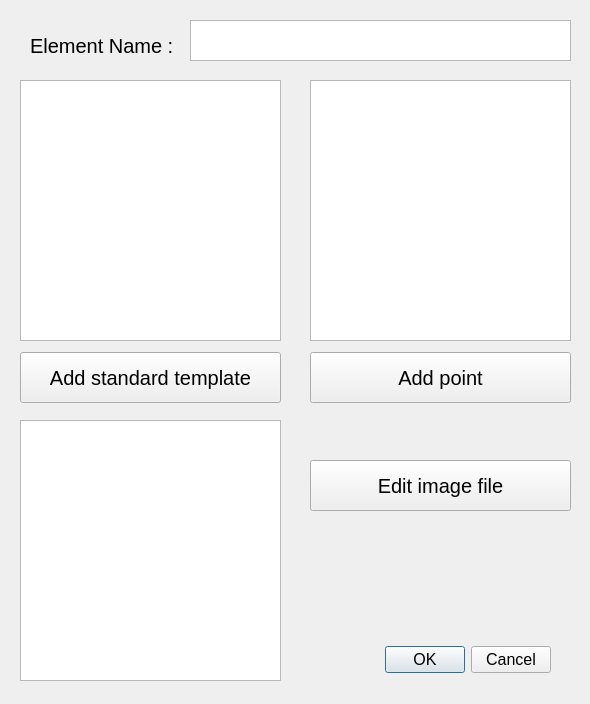
First picture: the form in desktop/vmer_desktop/cNewElementWindow.ui, repository surachairobotic/vmer, before the edit.
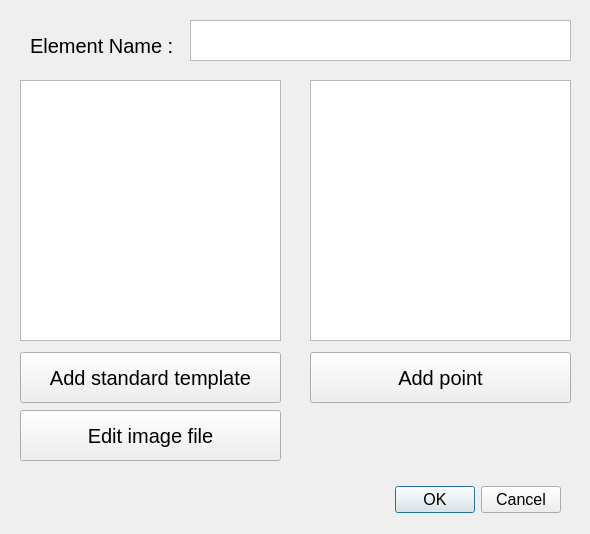
Second picture: the form after the edit.

Diff of the .ui file:
```diff
--- a/desktop/vmer_desktop/cNewElementWindow.ui
+++ b/desktop/vmer_desktop/cNewElementWindow.ui
@@ -7,7 +7,7 @@
     <x>0</x>
     <y>0</y>
     <width>590</width>
-    <height>704</height>
+    <height>534</height>
    </rect>
   </property>
   <property name="windowTitle">
@@ -16,8 +16,8 @@
   <widget class="QDialogButtonBox" name="buttonBox">
    <property name="geometry">
     <rect>
-     <x>20</x>
-     <y>630</y>
+     <x>30</x>
+     <y>470</y>
      <width>531</width>
      <height>59</height>
     </rect>
@@ -93,8 +93,8 @@
   <widget class="QPushButton" name="btn_editImage">
    <property name="geometry">
     <rect>
-     <x>310</x>
-     <y>460</y>
+     <x>20</x>
+     <y>410</y>
      <width>261</width>
      <height>51</height>
     </rect>
@@ -140,7 +140,7 @@
    <property name="geometry">
     <rect>
      <x>20</x>
-     <y>420</y>
+     <y>80</y>
      <width>261</width>
      <height>261</height>
     </rect>
```
Left out of the diff: 10 changed lines with no effect on the pictures.
